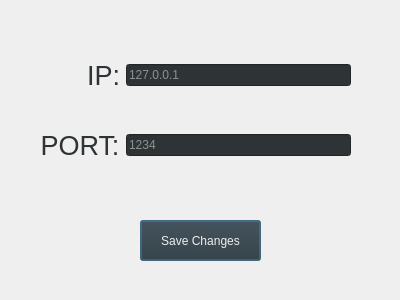
JoDaniel1412/Scrabble, file App/propertieswindow.ui: the form before one commit.
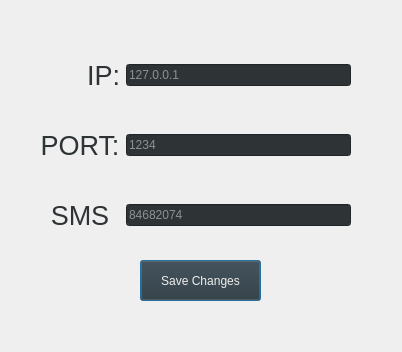
The form after the commit. Icons and pictures are not drawn.

The edit to the form file:
```diff
--- a/App/propertieswindow.ui
+++ b/App/propertieswindow.ui
@@ -6,8 +6,8 @@
    <rect>
     <x>0</x>
     <y>0</y>
-    <width>400</width>
-    <height>300</height>
+    <width>402</width>
+    <height>352</height>
    </rect>
   </property>
   <property name="windowTitle">
@@ -22,7 +22,7 @@
    <property name="geometry">
     <rect>
      <x>140</x>
-     <y>220</y>
+     <y>260</y>
      <width>121</width>
      <height>41</height>
     </rect>
@@ -132,6 +132,53 @@
     </item>
    </layout>
   </widget>
+  <widget class="QWidget" name="horizontalLayoutWidget_3">
+   <property name="geometry">
+    <rect>
+     <x>40</x>
+     <y>190</y>
+     <width>311</width>
+     <height>51</height>
+    </rect>
+   </property>
+   <layout class="QHBoxLayout" name="portHBox_4">
+    <item>
+     <widget class="QLabel" name="numberLabel">
+      <property name="minimumSize">
+       <size>
+        <width>80</width>
+        <height>0</height>
+       </size>
+      </property>
+      <property name="styleSheet">
+       <string notr="true">#numberLabel{
+	font: 57 20pt &quot;aakar&quot;;
+}</string>
+      </property>
+      <property name="text">
+       <string>&lt;html&gt;&lt;head/&gt;&lt;body&gt;&lt;p&gt;&lt;span style=&quot; font-size:20pt; color:#2e3436;&quot;&gt;SMS&lt;/span&gt;&lt;/p&gt;&lt;/body&gt;&lt;/html&gt;</string>
+      </property>
+      <property name="alignment">
+       <set>Qt::AlignCenter</set>
+      </property>
+     </widget>
+    </item>
+    <item>
+     <widget class="QLineEdit" name="numberEntry">
+      <property name="styleSheet">
+       <string notr="true">#numberEntry{
+	font: 57 18pt &quot;aakar&quot;;
+	background-color: rgb(46, 52, 54);
+	color: rgb(238, 238, 236);
+}</string>
+      </property>
+      <property name="placeholderText">
+       <string>84682074</string>
+      </property>
+     </widget>
+    </item>
+   </layout>
+  </widget>
  </widget>
  <resources/>
  <connections/>
```
